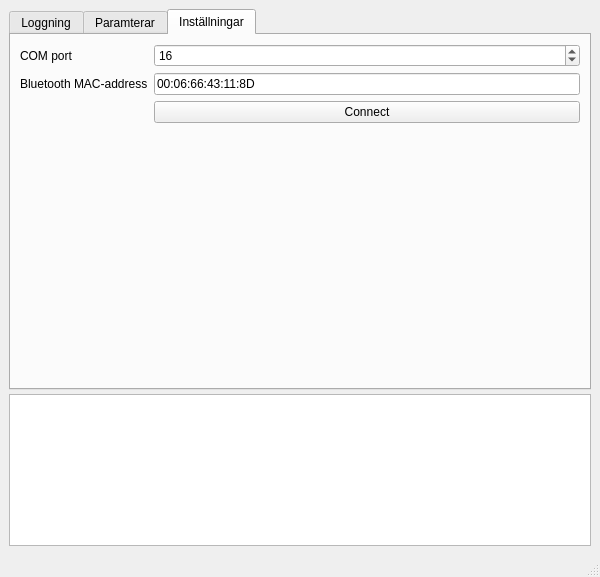
Old version of the form AppUI.ui in the repository Snoozerworks/pg-winch-pc.
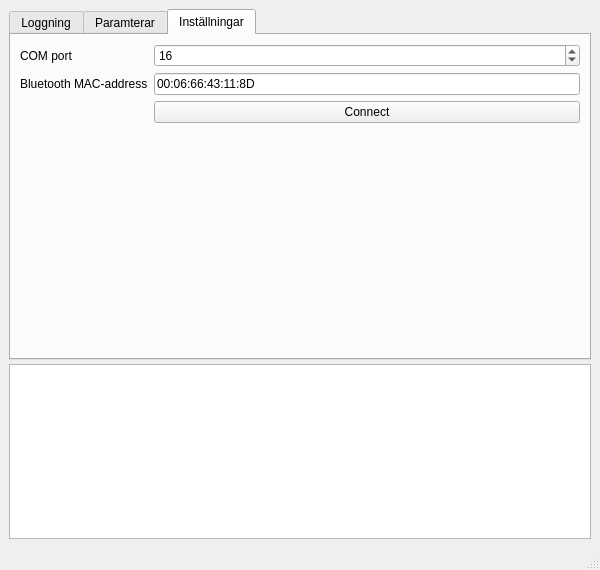
New version of the form. Custom widgets are drawn as their Qt base class.

Commit message: Enable slider to zoom graph

What changed in the file:
```diff
--- a/AppUI.ui
+++ b/AppUI.ui
@@ -10,7 +10,7 @@
     <x>0</x>
     <y>0</y>
     <width>600</width>
-    <height>577</height>
+    <height>570</height>
    </rect>
   </property>
   <property name="windowTitle">
@@ -20,7 +20,13 @@
    <enum>QTabWidget::Rounded</enum>
   </property>
   <widget class="QWidget" name="centralwidget">
-   <layout class="QVBoxLayout" name="verticalLayout">
+   <property name="sizePolicy">
+    <sizepolicy hsizetype="Preferred" vsizetype="Preferred">
+     <horstretch>0</horstretch>
+     <verstretch>10</verstretch>
+    </sizepolicy>
+   </property>
+   <layout class="QVBoxLayout" name="verticalLayout" stretch="0,0">
     <property name="spacing">
      <number>4</number>
     </property>
@@ -32,7 +38,7 @@
       <property name="sizePolicy">
        <sizepolicy hsizetype="Expanding" vsizetype="Expanding">
         <horstretch>0</horstretch>
-        <verstretch>5</verstretch>
+        <verstretch>20</verstretch>
        </sizepolicy>
       </property>
       <property name="currentIndex">
@@ -359,19 +365,27 @@
       <property name="sizePolicy">
        <sizepolicy hsizetype="Expanding" vsizetype="Expanding">
         <horstretch>0</horstretch>
-        <verstretch>2</verstretch>
+        <verstretch>10</verstretch>
        </sizepolicy>
       </property>
       <property name="font">
        <font>
-        <family>Courier</family>
+        <family>Droid Sans Mono</family>
+        <kerning>false</kerning>
        </font>
       </property>
      </widget>
     </item>
    </layout>
   </widget>
-  <widget class="QStatusBar" name="statusbar"/>
+  <widget class="QStatusBar" name="statusbar">
+   <property name="sizePolicy">
+    <sizepolicy hsizetype="Preferred" vsizetype="Preferred">
+     <horstretch>0</horstretch>
+     <verstretch>0</verstretch>
+    </sizepolicy>
+   </property>
+  </widget>
   <widget class="QMenuBar" name="menubar">
    <property name="geometry">
     <rect>
```
Left out of the diff: 4 changed lines with no effect on the pictures. The commit also changes 4 other files.
